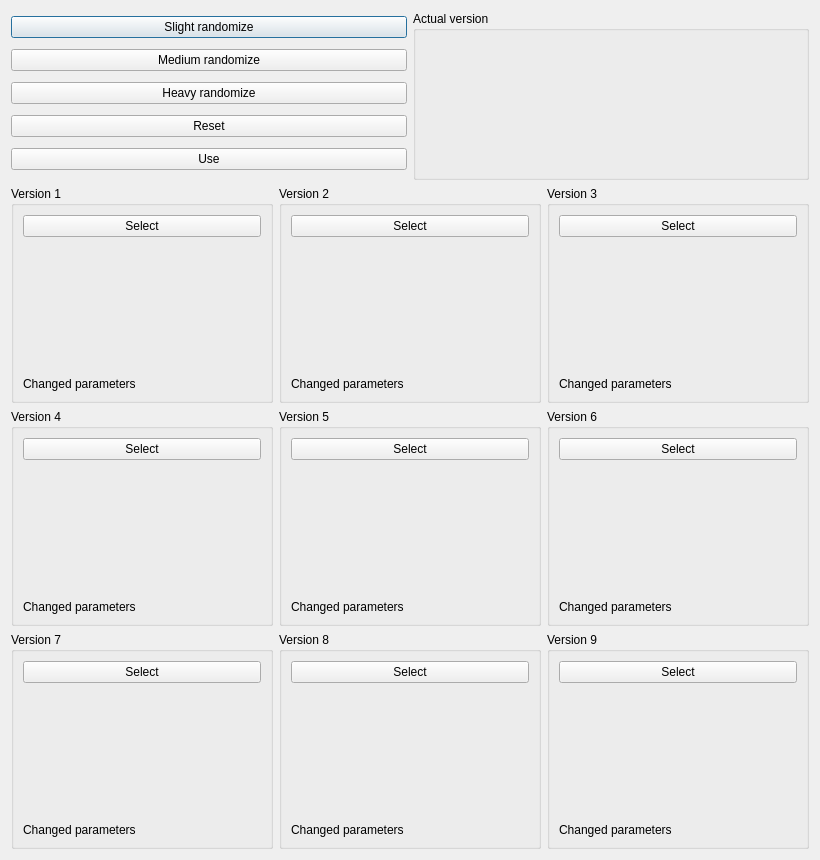
Above: mandelbulber2/qt/randomizer_dialog.ui from buddhi1980/mandelbulber2 before the change. Below: the same form after it.
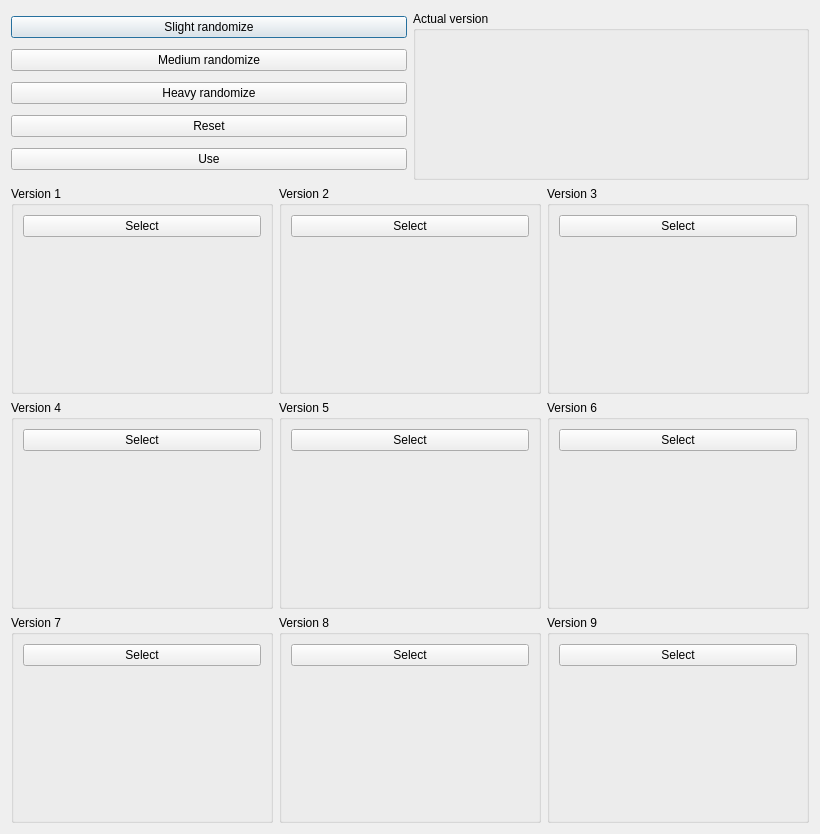
That is the form after the change. Custom widgets are drawn as their Qt base class.

Commit message: Implemented most of Randomizer functionality

```diff
--- a/mandelbulber2/qt/randomizer_dialog.ui
+++ b/mandelbulber2/qt/randomizer_dialog.ui
@@ -101,13 +101,6 @@
           </property>
          </widget>
         </item>
-        <item>
-         <widget class="QLabel" name="label_parameters_01">
-          <property name="text">
-           <string>Changed parameters</string>
-          </property>
-         </widget>
-        </item>
        </layout>
       </widget>
      </item>
@@ -134,13 +127,6 @@
           </property>
          </widget>
         </item>
-        <item>
-         <widget class="QLabel" name="label_parameters_02">
-          <property name="text">
-           <string>Changed parameters</string>
-          </property>
-         </widget>
-        </item>
        </layout>
       </widget>
      </item>
@@ -167,13 +153,6 @@
           </property>
          </widget>
         </item>
-        <item>
-         <widget class="QLabel" name="label_parameters_06">
-          <property name="text">
-           <string>Changed parameters</string>
-          </property>
-         </widget>
-        </item>
        </layout>
       </widget>
      </item>
@@ -200,13 +179,6 @@
           </property>
          </widget>
         </item>
-        <item>
-         <widget class="QLabel" name="label_parameters_03">
-          <property name="text">
-           <string>Changed parameters</string>
-          </property>
-         </widget>
-        </item>
        </layout>
       </widget>
      </item>
@@ -233,13 +205,6 @@
           </property>
          </widget>
         </item>
-        <item>
-         <widget class="QLabel" name="label_parameters_05">
-          <property name="text">
-           <string>Changed parameters</string>
-          </property>
-         </widget>
-        </item>
        </layout>
       </widget>
      </item>
@@ -266,13 +231,6 @@
           </property>
          </widget>
         </item>
-        <item>
-         <widget class="QLabel" name="label_parameters_04">
-          <property name="text">
-           <string>Changed parameters</string>
-          </property>
-         </widget>
-        </item>
        </layout>
       </widget>
      </item>
@@ -299,46 +257,6 @@
           </property>
          </widget>
         </item>
-        <item>
-         <widget class="QLabel" name="label_parameters_08">
-          <property name="text">
-           <string>Changed parameters</string>
-          </property>
-         </widget>
-        </item>
-       </layout>
-      </widget>
-     </item>
-     <item row="2" column="0">
-      <widget class="QGroupBox" name="groupBox_version_07">
-       <property name="title">
-        <string>Version 7</string>
-       </property>
-       <layout class="QVBoxLayout" name="verticalLayout_11">
-        <item>
-         <widget class="QPushButton" name="pushButton_select_07">
-          <property name="text">
-           <string>Select</string>
-          </property>
-         </widget>
-        </item>
-        <item>
-         <widget class="cThumbnailWidget" name="previewwidget_07" native="true">
-          <property name="minimumSize">
-           <size>
-            <width>192</width>
-            <height>128</height>
-           </size>
-          </property>
-         </widget>
-        </item>
-        <item>
-         <widget class="QLabel" name="label_parameters_07">
-          <property name="text">
-           <string>Changed parameters</string>
-          </property>
-         </widget>
-        </item>
        </layout>
       </widget>
      </item>
@@ -365,10 +283,29 @@
           </property>
          </widget>
         </item>
+       </layout>
+      </widget>
+     </item>
+     <item row="2" column="0">
+      <widget class="QGroupBox" name="groupBox_version_07">
+       <property name="title">
+        <string>Version 7</string>
+       </property>
+       <layout class="QVBoxLayout" name="verticalLayout_11">
         <item>
-         <widget class="QLabel" name="label_parameters_09">
+         <widget class="QPushButton" name="pushButton_select_07">
           <property name="text">
-           <string>Changed parameters</string>
+           <string>Select</string>
+          </property>
+         </widget>
+        </item>
+        <item>
+         <widget class="cThumbnailWidget" name="previewwidget_07" native="true">
+          <property name="minimumSize">
+           <size>
+            <width>192</width>
+            <height>128</height>
+           </size>
           </property>
          </widget>
         </item>
```
The commit also changes 7 other files.
